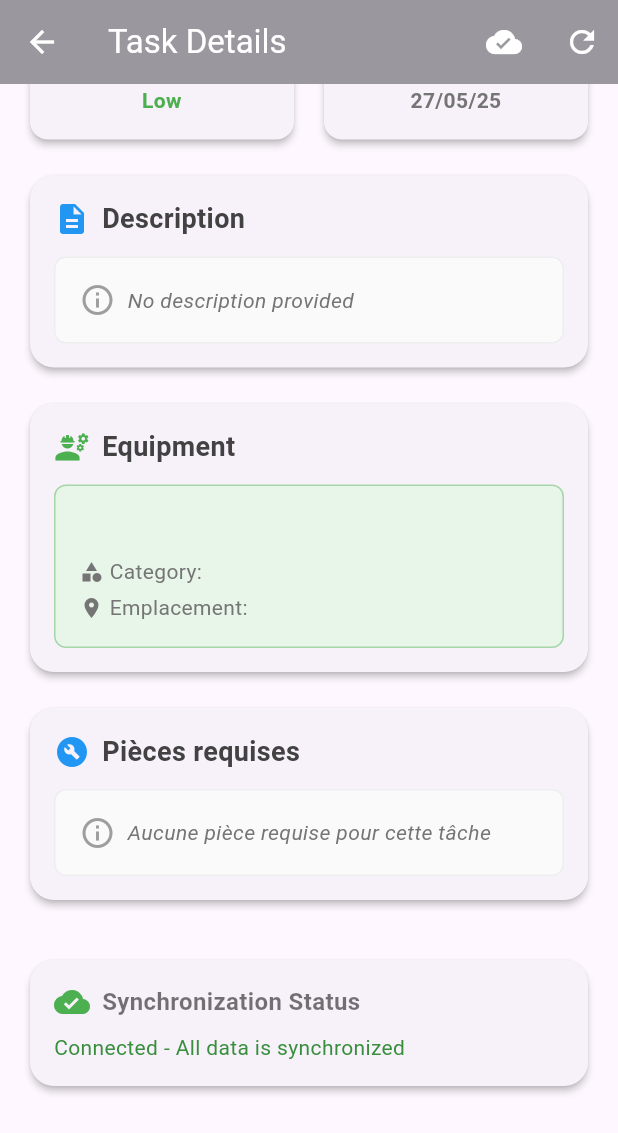
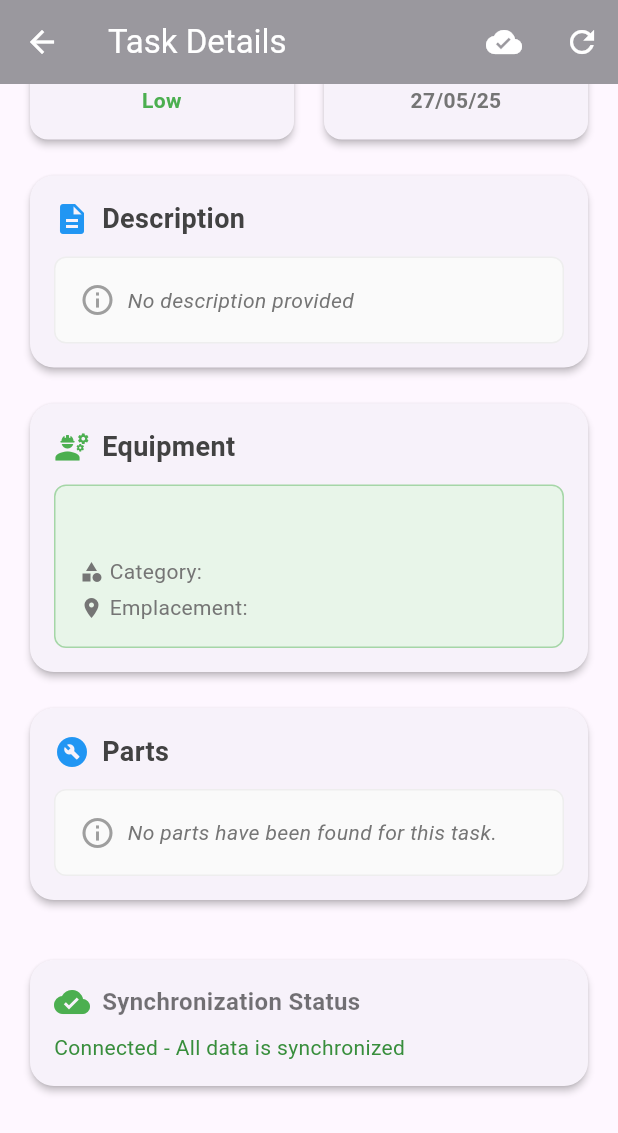
Before and after one commit to YvanSerikoff/maintenance-tracker-app, a Flutter app: the TaskDetailScreen screen opened directly with empty values, scrolled down 419 dp, on a phone screen of 412 x 824 dp. Shown: the top 1133 px of the screen. Run offline on Flutter 3.47's test engine with Material 3 defaults, Android fonts, the light colour scheme and no system bars; our stand-ins replace connectivity_plus, flutter_html, flutter_secure_storage, hive_flutter, package_info_plus, shared_preferences; accounts and stored records are empty.

Commit message:
part cards correction

```diff
--- a/lib/screens/tasks/task_detail_screen.dart
+++ b/lib/screens/tasks/task_detail_screen.dart
@@ -269,10 +269,33 @@ class TaskDetailScreenState extends State<TaskDetailScreen> with TickerProviderS
                   SizedBox(height: 16),
                   _buildDescriptionCard(currentTask),
                   SizedBox(height: 16),
-                  _buildEquipmentCard(),
-                  SizedBox(height: 16),
-                  // ✨ NOUVELLE CARTE DES PIÈCES
-                  PartsDropdownCard(parts: currentTask.parts),
+                  Builder(
+                    builder: (context) {
+                      final screenWidth = MediaQuery.of(context).size.width;
+                      // Seuil typique pour mobile : < 600px
+                      if (screenWidth < 600) {
+                        // Affichage en colonne (l'une sous l'autre)
+                        return Column(
+                          crossAxisAlignment: CrossAxisAlignment.stretch,
+                          children: [
+                            _buildEquipmentCard(),
+                            SizedBox(height: 16),
+                            PartsDropdownCard(parts: currentTask.parts),
+                          ],
+                        );
+                      } else {
+                        // Affichage côte à côte (desktop/tablette)
+                        return Row(
+                          crossAxisAlignment: CrossAxisAlignment.start,
+                          children: [
+                            Expanded(child: _buildEquipmentCard()),
+                            SizedBox(width: 16),
+                            Expanded(child: PartsDropdownCard(parts: currentTask.parts)),
+                          ],
+                        );
+                      }
+                    },
+                  ),
                   SizedBox(height: 16),
                   _buildActionButtons(),
                   SizedBox(height: 16),
--- a/lib/widgets/parts_dropdown_card.dart
+++ b/lib/widgets/parts_dropdown_card.dart
@@ -94,7 +94,7 @@ class PartsDropdownCardState extends State<PartsDropdownCard> with TickerProvide
                   Icon(Icons.build_circle, color: Colors.blue),
                   SizedBox(width: 8),
                   Text(
-                    'Pièces requises',
+                    'Parts',
                     style: TextStyle(
                       fontWeight: FontWeight.bold,
                       fontSize: 18,
@@ -116,7 +116,7 @@ class PartsDropdownCardState extends State<PartsDropdownCard> with TickerProvide
                     Icon(Icons.info_outline, color: Colors.grey.shade500),
                     SizedBox(width: 8),
                     Text(
-                      'Aucune pièce requise pour cette tâche',
+                      'No parts have been found for this task.',
                       style: TextStyle(
                         color: Colors.grey.shade600,
                         fontStyle: FontStyle.italic,
@@ -144,7 +144,7 @@ class PartsDropdownCardState extends State<PartsDropdownCard> with TickerProvide
                 Icon(Icons.build_circle, color: Colors.blue),
                 SizedBox(width: 8),
                 Text(
-                  'Pièces requises',
+                  'Parts',
                   style: TextStyle(
                     fontWeight: FontWeight.bold,
                     fontSize: 18,
@@ -160,7 +160,7 @@ class PartsDropdownCardState extends State<PartsDropdownCard> with TickerProvide
                     border: Border.all(color: Colors.blue.shade200),
                   ),
                   child: Text(
-                    '${widget.parts!.length} pièce${widget.parts!.length > 1 ? 's' : ''}',
+                    '${widget.parts!.length} part${widget.parts!.length > 1 ? 's' : ''}',
                     style: TextStyle(
                       color: Colors.blue.shade700,
                       fontSize: 12,
@@ -185,7 +185,7 @@ class PartsDropdownCardState extends State<PartsDropdownCard> with TickerProvide
                 child: DropdownButton<Map<String, dynamic>>(
                   value: _selectedPart,
                   isExpanded: true,
-                  hint: Text('Sélectionner une pièce'),
+                  hint: Text('Select a part'),
                   icon: Icon(Icons.keyboard_arrow_down, color: Colors.blue),
                   items: widget.parts!.map((part) {
                     return DropdownMenuItem<Map<String, dynamic>>(
@@ -321,7 +321,7 @@ class PartsDropdownCardState extends State<PartsDropdownCard> with TickerProvide
                 Icon(Icons.build, size: 16, color: Colors.grey.shade600),
                 SizedBox(width: 8),
                 Text(
-                  'Type d\'intervention:',
+                  'Intervention type:',
                   style: TextStyle(
                     fontWeight: FontWeight.w500,
                     color: Colors.grey.shade700,
@@ -358,7 +358,7 @@ class PartsDropdownCardState extends State<PartsDropdownCard> with TickerProvide
                   child: ElevatedButton.icon(
                     onPressed: () => _launchUrl(submodelViewerUrl),
                     icon: Icon(Icons.view_in_ar, size: 18),
-                    label: Text('Voir la pièce en 3D'),
+                    label: Text('See 3D Model'),
                     style: ElevatedButton.styleFrom(
                       backgroundColor: Colors.green,
                       foregroundColor: Colors.white,
@@ -389,7 +389,7 @@ class PartsDropdownCardState extends State<PartsDropdownCard> with TickerProvide
                   SizedBox(width: 8),
                   Expanded(
                     child: Text(
-                      'Modèle 3D non disponible pour cette pièce',
+                      '3D model not available for this part.',
                       style: TextStyle(
                         color: Colors.orange.shade700,
                         fontSize: 12,
@@ -462,7 +462,7 @@ class PartsDropdownCardState extends State<PartsDropdownCard> with TickerProvide
         if (mounted) {
           ScaffoldMessenger.of(context).showSnackBar(
             SnackBar(
-              content: Text('Impossible d\'ouvrir l\'URL: $url'),
+              content: Text('Unable to open the URL: $url'),
               backgroundColor: Colors.red,
             ),
           );
@@ -472,7 +472,7 @@ class PartsDropdownCardState extends State<PartsDropdownCard> with TickerProvide
       if (mounted) {
         ScaffoldMessenger.of(context).showSnackBar(
           SnackBar(
-            content: Text('Erreur lors de l\'ouverture de l\'URL: ${e.toString()}'),
+            content: Text('Error while opening the URL: ${e.toString()}'),
             backgroundColor: Colors.red,
           ),
         );
```
